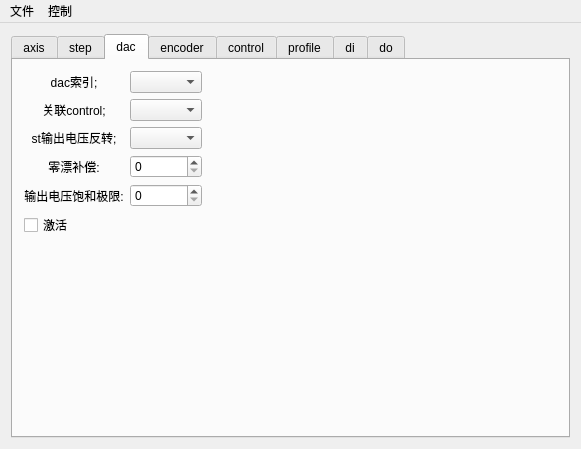
Above: GTSController/ConfigWidget.ui from whisper512/GTS before the change. Below: the same form after it.
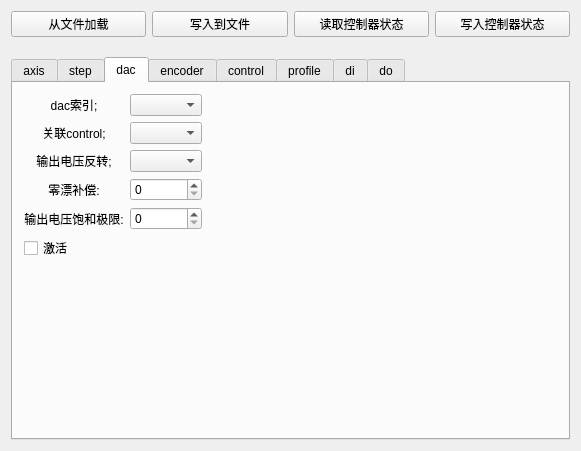
That is the form after the change. The open tabs and pages were chosen to show the change.

Commit message: 界面绘制

```diff
--- a/GTSController/ConfigWidget.ui
+++ b/GTSController/ConfigWidget.ui
@@ -14,8 +14,43 @@
    <string>CConfigWidget</string>
   </property>
   <widget class="QWidget" name="centralWidget">
-   <layout class="QGridLayout" name="gridLayout_19">
-    <item row="0" column="0">
+   <layout class="QVBoxLayout" name="verticalLayout">
+    <property name="spacing">
+     <number>20</number>
+    </property>
+    <item>
+     <layout class="QHBoxLayout" name="horizontalLayout_2">
+      <item>
+       <widget class="QPushButton" name="pushButton_loadFromFile">
+        <property name="text">
+         <string>从文件加载</string>
+        </property>
+       </widget>
+      </item>
+      <item>
+       <widget class="QPushButton" name="pushButton_writeToFile">
+        <property name="text">
+         <string>写入到文件</string>
+        </property>
+       </widget>
+      </item>
+      <item>
+       <widget class="QPushButton" name="pushButton_readControlState">
+        <property name="text">
+         <string>读取控制器状态</string>
+        </property>
+       </widget>
+      </item>
+      <item>
+       <widget class="QPushButton" name="pushButton_writeControlState">
+        <property name="text">
+         <string>写入控制器状态</string>
+        </property>
+       </widget>
+      </item>
+     </layout>
+    </item>
+    <item>
      <widget class="QTabWidget" name="tabWidget">
       <property name="currentIndex">
        <number>0</number>
@@ -406,7 +441,7 @@
           <item row="2" column="0">
            <widget class="QLabel" name="label_52">
             <property name="text">
-             <string>st输出电压反转;</string>
+             <string>输出电压反转;</string>
             </property>
             <property name="alignment">
              <set>Qt::AlignCenter</set>
@@ -969,28 +1004,6 @@
     </item>
    </layout>
   </widget>
-  <widget class="QMenuBar" name="menuBar">
-   <property name="geometry">
-    <rect>
-     <x>0</x>
-     <y>0</y>
-     <width>581</width>
-     <height>22</height>
-    </rect>
-   </property>
-   <widget class="QMenu" name="menu_file">
-    <property name="title">
-     <string>文件</string>
-    </property>
-   </widget>
-   <widget class="QMenu" name="menu_control">
-    <property name="title">
-     <string>控制</string>
-    </property>
-   </widget>
-   <addaction name="menu_file"/>
-   <addaction name="menu_control"/>
-  </widget>
  </widget>
  <layoutdefault spacing="6" margin="11"/>
  <resources/>
```
Left out of the diff: 198 changed lines with no effect on the pictures. The commit also changes 4 other files.
